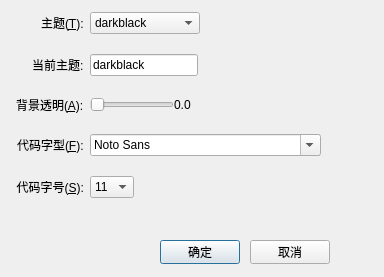
Old version of the form Shaderpad/themedialog.ui in the repository ZeusYang/Shaderpad--plusplus.
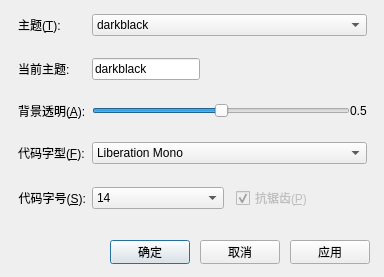
New version of the form.

```diff
--- a/Shaderpad/themedialog.ui
+++ b/Shaderpad/themedialog.ui
@@ -25,14 +25,14 @@
   <widget class="QPushButton" name="pushButtonSure">
    <property name="geometry">
     <rect>
-     <x>160</x>
+     <x>110</x>
      <y>240</y>
      <width>80</width>
      <height>24</height>
     </rect>
    </property>
    <property name="sizePolicy">
-    <sizepolicy hsizetype="Maximum" vsizetype="Fixed">
+    <sizepolicy hsizetype="Fixed" vsizetype="Fixed">
      <horstretch>0</horstretch>
      <verstretch>0</verstretch>
     </sizepolicy>
@@ -44,7 +44,7 @@
   <widget class="QPushButton" name="pushButtonCancel">
    <property name="geometry">
     <rect>
-     <x>250</x>
+     <x>200</x>
      <y>240</y>
      <width>80</width>
      <height>24</height>
@@ -60,24 +60,37 @@
     <string>取消</string>
    </property>
   </widget>
+  <widget class="QPushButton" name="pushButtonApply">
+   <property name="geometry">
+    <rect>
+     <x>290</x>
+     <y>240</y>
+     <width>80</width>
+     <height>24</height>
+    </rect>
+   </property>
+   <property name="sizePolicy">
+    <sizepolicy hsizetype="Fixed" vsizetype="Fixed">
+     <horstretch>0</horstretch>
+     <verstretch>0</verstretch>
+    </sizepolicy>
+   </property>
+   <property name="text">
+    <string>应用</string>
+   </property>
+  </widget>
   <widget class="QWidget" name="">
    <property name="geometry">
     <rect>
-     <x>16</x>
-     <y>12</y>
-     <width>364</width>
+     <x>18</x>
+     <y>14</y>
+     <width>349</width>
      <height>211</height>
     </rect>
    </property>
    <layout class="QFormLayout" name="formLayout">
-    <property name="fieldGrowthPolicy">
-     <enum>QFormLayout::ExpandingFieldsGrow</enum>
-    </property>
-    <property name="labelAlignment">
-     <set>Qt::AlignRight|Qt::AlignTrailing|Qt::AlignVCenter</set>
-    </property>
     <property name="verticalSpacing">
-     <number>20</number>
+     <number>22</number>
     </property>
     <item row="0" column="0">
      <widget class="QLabel" name="label_theme">
@@ -184,6 +197,12 @@
         <property name="maximum">
          <number>100</number>
         </property>
+        <property name="singleStep">
+         <number>5</number>
+        </property>
+        <property name="sliderPosition">
+         <number>50</number>
+        </property>
         <property name="orientation">
          <enum>Qt::Horizontal</enum>
         </property>
@@ -198,7 +217,7 @@
          </sizepolicy>
         </property>
         <property name="text">
-         <string>0.0</string>
+         <string>0.5</string>
         </property>
        </widget>
       </item>
@@ -231,16 +250,16 @@
         <height>0</height>
        </size>
       </property>
+      <property name="editable">
+       <bool>false</bool>
+      </property>
       <property name="fontFilters">
        <set>QFontComboBox::AllFonts</set>
       </property>
       <property name="currentFont">
        <font>
-        <family>Source Code Pro</family>
-        <pointsize>11</pointsize>
-        <weight>50</weight>
-        <bold>false</bold>
-        <stylestrategy>PreferDefault</stylestrategy>
+        <family>Consolas</family>
+        <pointsize>14</pointsize>
        </font>
       </property>
      </widget>
@@ -259,12 +278,17 @@
      </widget>
     </item>
     <item row="4" column="1">
+     <layout class="QHBoxLayout" name="horizontalLayout_2">
+      <property name="spacing">
+       <number>12</number>
+      </property>
+      <item>
      <widget class="QComboBox" name="comboBoxFontSize">
       <property name="currentText">
-       <string>11</string>
+         <string>14</string>
       </property>
       <property name="currentIndex">
-       <number>5</number>
+         <number>7</number>
       </property>
       <item>
        <property name="text">
@@ -357,6 +381,24 @@
        </property>
       </item>
      </widget>
+      </item>
+      <item>
+       <widget class="QCheckBox" name="checkBox">
+        <property name="enabled">
+         <bool>false</bool>
+        </property>
+        <property name="text">
+         <string>抗锯齿(&amp;P)</string>
+        </property>
+        <property name="checked">
+         <bool>true</bool>
+        </property>
+        <property name="tristate">
+         <bool>true</bool>
+        </property>
+       </widget>
+      </item>
+     </layout>
     </item>
    </layout>
   </widget>
```
Lines whose indentation alone changed are shown as unchanged.
